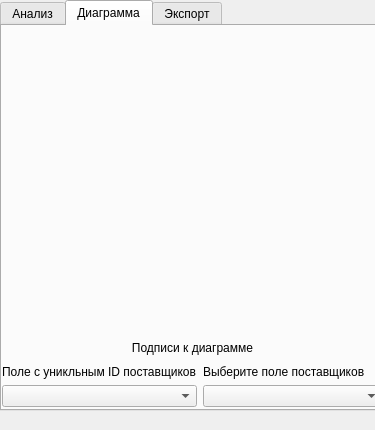
The window that resources/ui/gravity_model_dockwidget.ui (Gumbinnen/qgis-lightmodels) describes before a commit, drawn with Qt 5.
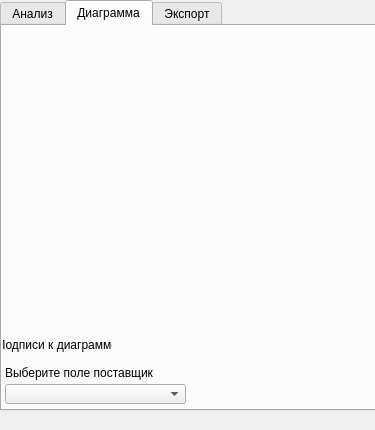
The same window after the commit. The open tabs and pages were chosen to show the change. Custom widgets are drawn as their Qt base class.

Commit message: Fix field combobox. Minor change to diagram ui: remove uid selection

```diff
--- a/resources/ui/gravity_model_dockwidget.ui
+++ b/resources/ui/gravity_model_dockwidget.ui
@@ -214,18 +214,15 @@
       </property>
       <layout class="QVBoxLayout" name="diagram_layout"/>
      </widget>
-     <widget class="QWidget" name="verticalLayoutWidget_4">
-      <property name="geometry">
-       <rect>
-        <x>0</x>
-        <y>310</y>
-        <width>381</width>
-        <height>71</height>
-       </rect>
-      </property>
-      <layout class="QVBoxLayout" name="diagram_settings_vertical_layout">
-       <item>
         <widget class="QLabel" name="label_diagram_fields">
+      <property name="geometry">
+       <rect>
+        <x>1</x>
+        <y>311</y>
+        <width>109</width>
+        <height>16</height>
+       </rect>
+      </property>
          <property name="maximumSize">
           <size>
            <width>567</width>
@@ -239,44 +236,28 @@
           <set>Qt::AlignCenter</set>
          </property>
         </widget>
-       </item>
-       <item>
-        <layout class="QHBoxLayout" name="diagram_fields_horizontal_layout">
-         <item>
-          <layout class="QVBoxLayout" name="diagram_uid_field_vertical_layout">
-           <item>
-            <widget class="QLabel" name="label_uid_field">
-             <property name="text">
-              <string>Поле с уникльным ID поставщиков</string>
-             </property>
-            </widget>
-           </item>
-           <item>
-            <widget class="QComboBox" name="cmbox_uid_field">
-             <property name="maximumSize">
-              <size>
-               <width>366</width>
-               <height>16777215</height>
-              </size>
-             </property>
-             <property name="placeholderText">
-              <string>ID поставщиков</string>
-             </property>
-            </widget>
-           </item>
-          </layout>
-         </item>
-         <item>
-          <layout class="QVBoxLayout" name="diagram_field_vertical_layout">
-           <item>
             <widget class="QLabel" name="label_field">
+      <property name="geometry">
+       <rect>
+        <x>3</x>
+        <y>339</y>
+        <width>148</width>
+        <height>16</height>
+       </rect>
+      </property>
              <property name="text">
               <string>Выберите поле поставщиков</string>
              </property>
             </widget>
-           </item>
-           <item>
             <widget class="QComboBox" name="cmbox_field">
+      <property name="geometry">
+       <rect>
+        <x>3</x>
+        <y>358</y>
+        <width>181</width>
+        <height>20</height>
+       </rect>
+      </property>
              <property name="maximumSize">
               <size>
                <width>3466</width>
@@ -286,13 +267,6 @@
              <property name="placeholderText">
               <string>Поле поставщиков</string>
              </property>
-            </widget>
-           </item>
-          </layout>
-         </item>
-        </layout>
-       </item>
-      </layout>
      </widget>
     </widget>
     <widget class="QWidget" name="export_tab">
```
Left out of the diff: 19 changed lines with no effect on the pictures. Lines whose indentation alone changed are shown as unchanged. The commit also changes 1 other file.
